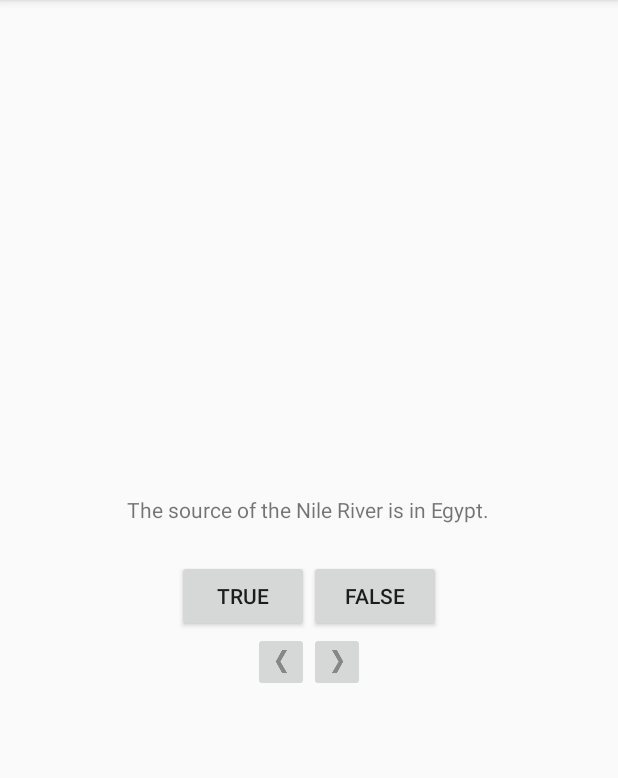
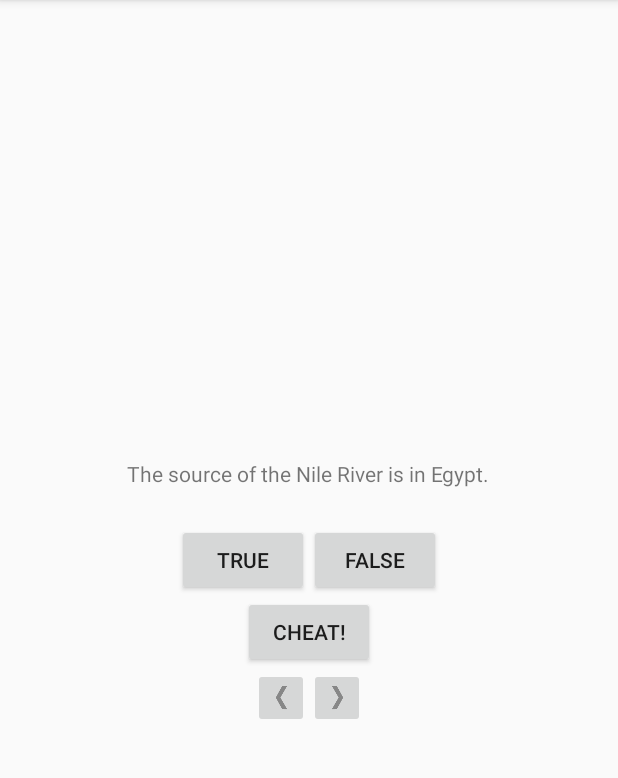
Before and after one commit to kohnewlife/Android-QuizApp, an Android app: the screen it shows after launch (Quiz), on a phone screen of 412 x 824 dp, the part 84-862 px from its top. Run offline under Robolectric (Android 15) with nearby library versions, the phone set to English and light mode, and no system bars.

```diff
--- a/app/src/main/java/com/example/skyz/android_quizapp/Quiz.java
+++ b/app/src/main/java/com/example/skyz/android_quizapp/Quiz.java
@@ -1,5 +1,6 @@
 package com.example.skyz.android_quizapp;
 
+import android.content.Intent;
 import android.support.v7.app.AppCompatActivity;
 import android.os.Bundle;
 import android.util.Log;
@@ -18,6 +19,7 @@ public class Quiz extends AppCompatActivity {
 
     private Button mTrueButton;
     private Button mFalseButton;
+    private Button mCheatButton;
     private ImageButton mPrevButton;
     private ImageButton mNextButton;
 
@@ -62,6 +64,7 @@ public class Quiz extends AppCompatActivity {
         mQuestionTextView = findViewById(R.id.question_text_view);
         mTrueButton = findViewById(R.id.true_button);
         mFalseButton = findViewById(R.id.false_button);
+        mCheatButton = findViewById(R.id.cheat_button);
         mPrevButton = findViewById(R.id.prev_button);
         mNextButton = findViewById(R.id.next_button);
 
@@ -86,6 +89,13 @@ public class Quiz extends AppCompatActivity {
             @Override
             public void onClick(View view) {
                 checkAnswer(false);
+            }
+        });
+        mCheatButton.setOnClickListener(new View.OnClickListener() {
+            @Override
+            public void onClick(View v) {
+                Intent intent = new Intent(Quiz.this, CheatActivity.class);
+                startActivity(intent);
             }
         });
         mPrevButton.setOnClickListener(new View.OnClickListener() {
--- a/app/src/main/res/layout-land/activity_quiz.xml
+++ b/app/src/main/res/layout-land/activity_quiz.xml
@@ -33,6 +33,13 @@
 
     </LinearLayout>
 
+    <Button
+        android:id="@+id/cheat_button"
+        android:layout_width="wrap_content"
+        android:layout_height="wrap_content"
+        android:layout_gravity="bottom|center_horizontal"
+        android:text="@string/cheat_button"/>
+
     <!--<LinearLayout-->
         <!--android:layout_width="wrap_content"-->
         <!--android:layout_height="wrap_content"-->
--- a/app/src/main/res/layout/activity_quiz.xml
+++ b/app/src/main/res/layout/activity_quiz.xml
@@ -33,6 +33,12 @@
 
     </LinearLayout>
 
+    <Button
+        android:id="@+id/cheat_button"
+        android:layout_width="wrap_content"
+        android:layout_height="wrap_content"
+        android:text="@string/cheat_button"/>
+
     <LinearLayout
         android:layout_width="wrap_content"
         android:layout_height="wrap_content"
```
